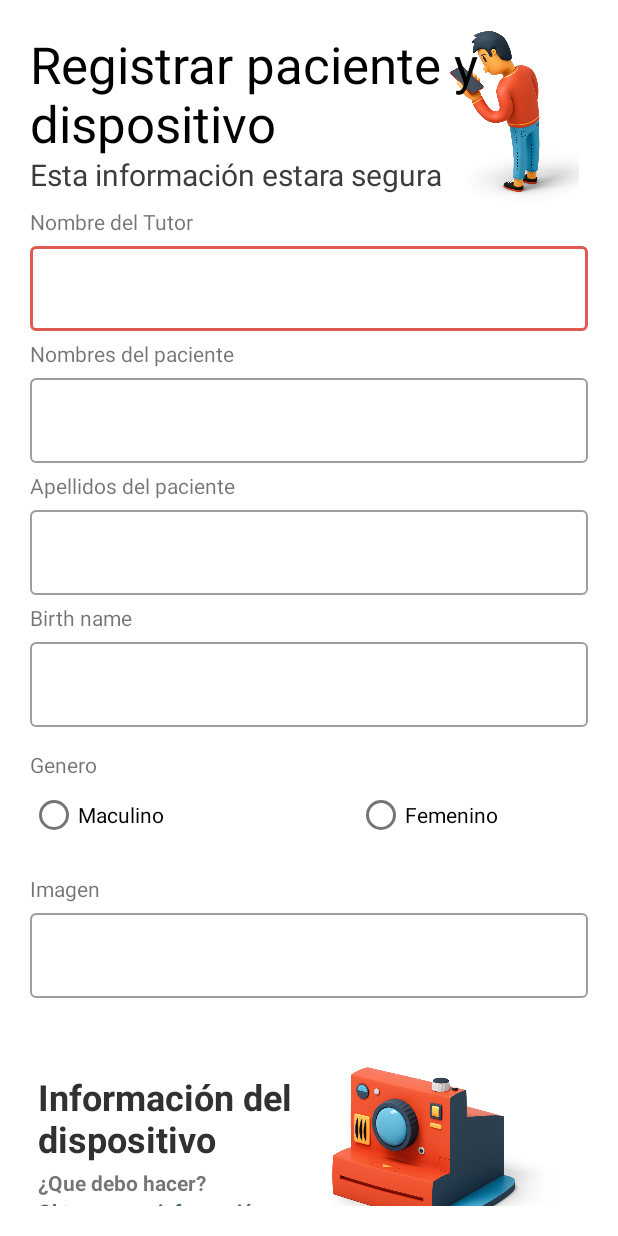
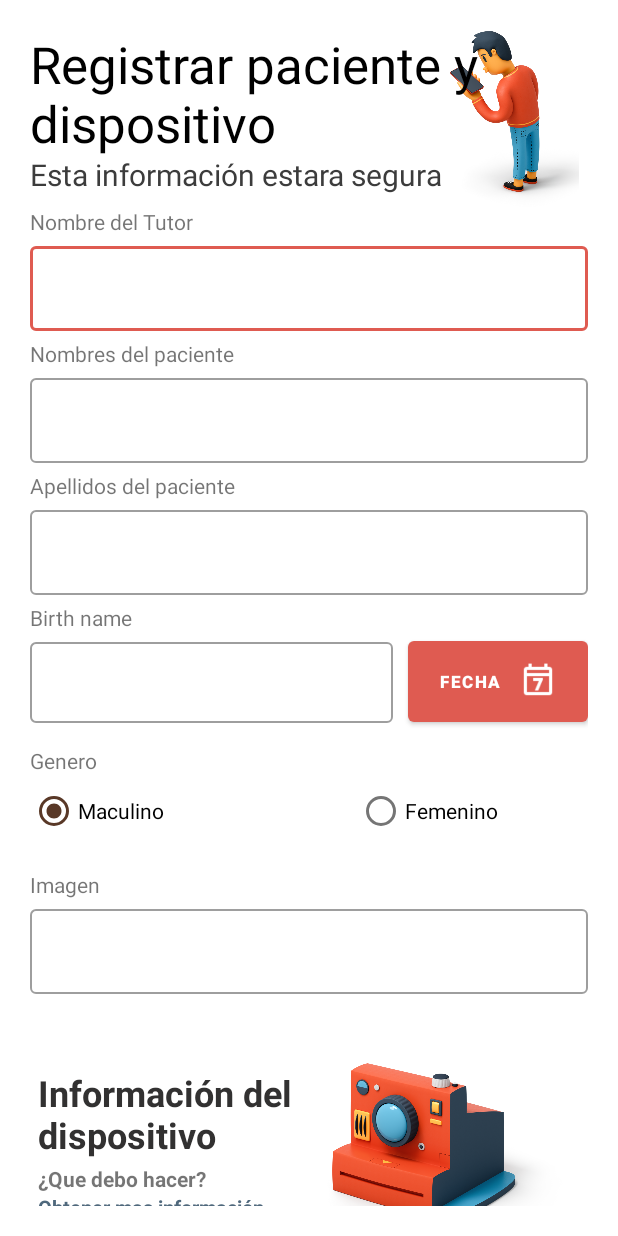
Before and after one commit to fmoreirag15/LoginFirebaseMail77, an Android app: the registrarpaciente screen opened directly, with no data from a screen before it, on a phone screen of 412 x 824 dp. Run offline under Robolectric (Android 15) with nearby library versions, the phone set to English and light mode, and no system bars; our stand-ins replace Firebase (no records; nobody signed in at launch, a user with empty details on screens opened directly); Roboto replaces fonts that are not available here; 1 statement that could not run was skipped.

Commit message:
calendario

```diff
--- a/app/src/main/java/com/example/loginfirebasemail77/registrarpaciente.java
+++ b/app/src/main/java/com/example/loginfirebasemail77/registrarpaciente.java
@@ -2,9 +2,16 @@ package com.example.loginfirebasemail77;
 
 import androidx.appcompat.app.AppCompatActivity;
 
+import android.app.AlertDialog;
+import android.app.DatePickerDialog;
+import android.graphics.Color;
+import android.graphics.drawable.ColorDrawable;
 import android.os.Bundle;
 import android.view.View;
+import android.widget.Button;
+import android.widget.DatePicker;
 import android.widget.EditText;
+import android.widget.RadioButton;
 import android.widget.TextView;
 import android.widget.Toast;
 
@@ -13,14 +20,25 @@ import com.google.firebase.FirebaseApp;
 import com.google.firebase.database.DatabaseReference;
 import com.google.firebase.database.FirebaseDatabase;
 
+import java.util.Calendar;
+import java.util.Date;
 import java.util.UUID;
 
 public class registrarpaciente extends AppCompatActivity {
 
-    EditText  nameTutor, firstname, lastname, birthname, gender, imagBase64, decivename,macadress;
+    EditText  nameTutor, firstname, lastname, birthname, imagBase64, decivename,macadress;
     FirebaseDatabase firebaseDatabase;
+
+    DatePickerDialog.OnDateSetListener setListener;
+    Button btnFecha;
+
     DatabaseReference databaseReference;
     String idUsuario;
+    EditText etPlannedDate;
+
+
+    RadioButton rbtMasculino, rbtFemenino;
+    String genero;
     @Override
     protected void onCreate(Bundle savedInstanceState) {
         super.onCreate(savedInstanceState);
@@ -28,16 +46,72 @@ public class registrarpaciente extends AppCompatActivity {
         nameTutor=findViewById(R.id.txtEditNameTutor);
         firstname=findViewById(R.id.Editarfirtname);
         lastname=findViewById(R.id.Editlastname);
-        birthname=findViewById(R.id.EditaDate);
-        gender=findViewById(R.id.Editarfirtname);
+
+
         imagBase64=findViewById(R.id.Editarimg);
         decivename=findViewById(R.id.EditarDecivename);
         macadress=findViewById(R.id.EditarMac);
-        //TextView textView=findViewById(R.id.textView4);
+        etPlannedDate=findViewById(R.id.EditaDate);
+
+
+        birthname=findViewById(R.id.EditaDate);
+        btnFecha=findViewById(R.id.btnFechaNacimiento);
+
+        rbtMasculino=findViewById(R.id.radioButton);
+        rbtFemenino=findViewById(R.id.radioButton2);
+
+
+
+        Calendar cal=Calendar.getInstance();
+        int YEAR=cal.get(Calendar.YEAR);
+        int MES=cal.get(Calendar.MONTH);
+        int DIA=cal.get(Calendar.DAY_OF_MONTH);
+        int style= AlertDialog.THEME_HOLO_LIGHT;
+
+        btnFecha.setOnClickListener(new View.OnClickListener() {
+            @Override
+            public void onClick(View v) {
+                DatePickerDialog datePickerDialog=new DatePickerDialog(
+                        registrarpaciente.this, android.R.style.Theme_Holo_Light_Dialog_MinWidth
+                        ,setListener,YEAR,MES,DIA);
+                    datePickerDialog.getWindow().setBackgroundDrawable(new ColorDrawable(Color.TRANSPARENT));
+                    datePickerDialog.show();
+
+            }
+        });
+        setListener= new DatePickerDialog.OnDateSetListener() {
+            @Override
+            public void onDateSet(DatePicker view, int year, int month, int dayOfMonth) {
+              month=month+1;
+              String date=dayOfMonth+"/"+month+"/"+year;
+                birthname.setText(date);
+            }
+        };
+        btnFecha.setOnClickListener(new View.OnClickListener() {
+            @Override
+            public void onClick(View v) {
+                DatePickerDialog datePickerDialog= new DatePickerDialog(
+                        registrarpaciente.this, new DatePickerDialog.OnDateSetListener() {
+                    @Override
+                    public void onDateSet(DatePicker view, int year, int month, int dayOfMonth) {
+                        month=month+1;
+                        String date=dayOfMonth+"/"+month+"/"+year;
+                        birthname.setText(date);
+                    }
+                },YEAR,MES,DIA);
+                datePickerDialog.show();
+            }
+        });
+
         idUsuario=getIntent().getExtras().getString("idUsuario");
-        //textView.setText(idUsuario);
         inicializarFirebase();
+
     }
+
+
+
+
+
     public void addFirebasePaciente(View view)
     {
         paciente p=new paciente();
@@ -46,7 +120,18 @@ public class registrarpaciente extends AppCompatActivity {
         p.setFirstname(firstname.getText().toString());
         p.setLastname(lastname.getText().toString());
         p.setBirthname(birthname.getText().toString());
-        p.setGender(gender.getText().toString());
+
+        if(rbtFemenino.isChecked())
+        {
+            genero="Femenino";
+
+        }else if(rbtMasculino.isChecked())
+        {
+            genero="Maculino";
+        }
+
+        p.setGender(genero);
+
         p.setImagBase64(imagBase64.getText().toString());
         p.setDecivename(decivename.getText().toString());
         p.setMacadress(macadress.getText().toString());
@@ -65,4 +150,7 @@ public class registrarpaciente extends AppCompatActivity {
         //firebaseDatabase.setPersistenceEnabled(true);
         databaseReference=firebaseDatabase.getReference();
     }
+
+
+
 }
--- a/app/src/main/res/layout/activity_registrarpaciente.xml
+++ b/app/src/main/res/layout/activity_registrarpaciente.xml
@@ -129,9 +129,14 @@
                 android:layout_height="wrap_content"
                 android:text="Birth name" />
 
+            <LinearLayout
+                android:layout_width="match_parent"
+                android:layout_height="wrap_content"
+                android:orientation="horizontal">
+
                 <com.google.android.material.textfield.TextInputLayout
                     style="@style/Widget.MaterialComponents.TextInputLayout.OutlinedBox"
-                android:layout_width="match_parent"
+                    android:layout_width="242dp"
                     android:layout_height="wrap_content"
                     android:layout_marginTop="1dp"
                     android:layout_marginBottom="5dp">
@@ -140,9 +145,33 @@
                         android:id="@+id/EditaDate"
                         android:layout_width="match_parent"
                         android:layout_height="wrap_content"
+                        android:clickable="true"
                         android:ems="10"
-                    android:inputType="date" />
+                        android:focusable="false"
+                        android:inputType="date"
+                        android:maxLines="1"
+                        android:textSize="14sp" />
                 </com.google.android.material.textfield.TextInputLayout>
+
+                <Button
+                    android:id="@+id/btnFechaNacimiento"
+                    android:layout_width="10dp"
+                    android:layout_height="match_parent"
+                    android:layout_gravity="clip_vertical|center_vertical|fill_vertical"
+                    android:layout_marginLeft="10sp"
+                    android:layout_weight="1"
+                    android:isScrollContainer="false"
+                    android:onClick="openDataPicker"
+                    android:text="Fecha"
+                    android:textSize="11sp"
+                    android:textStyle="bold"
+                    app:icon="@drawable/icons8_calendar_7_48px"
+                    app:iconGravity="textEnd"
+                    app:iconPadding="12dp"
+                    app:iconSize="25dp"
+                    app:iconTintMode="src_in" />
+
+            </LinearLayout>
 
             <TextView
                 android:id="@+id/EditartextView5"
@@ -161,6 +190,7 @@
                     android:id="@+id/radioButton"
                     android:layout_width="218dp"
                     android:layout_height="wrap_content"
+                    android:checked="true"
                     android:text="Maculino" />
 
                 <RadioButton
```
Also changed, not shown: app/src/main/res/drawable/icons8_calendar_7_48px.png (added), app/src/main/res/drawable/imagen.png (added). Lines whose indentation alone changed are shown as unchanged.
